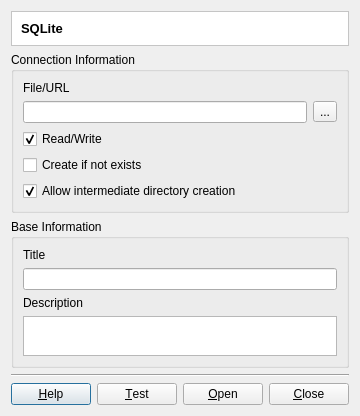
Qt form src/terralib/qt/plugins/datasource/sqlite/ui/SQLiteConnectorDialogForm.ui (claudiobogossian/terralib5) before a commit.
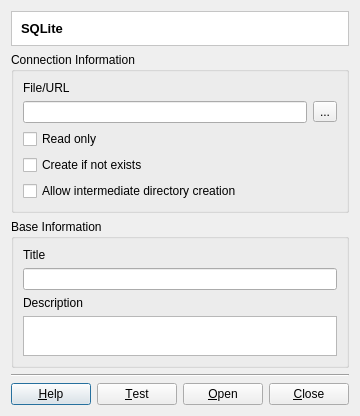
The same form after that commit.

What changed in the file:
```diff
--- a/src/terralib/qt/plugins/datasource/sqlite/ui/SQLiteConnectorDialogForm.ui
+++ b/src/terralib/qt/plugins/datasource/sqlite/ui/SQLiteConnectorDialogForm.ui
@@ -81,10 +81,10 @@
           <item row="0" column="0">
            <widget class="QCheckBox" name="m_rwAccessCheckBox">
             <property name="text">
-             <string>Read/Write</string>
+             <string>Read only</string>
             </property>
             <property name="checked">
-             <bool>true</bool>
+             <bool>false</bool>
             </property>
            </widget>
           </item>
@@ -101,7 +101,7 @@
              <string>Allow intermediate directory creation</string>
             </property>
             <property name="checked">
-             <bool>true</bool>
+             <bool>false</bool>
             </property>
            </widget>
           </item>
```
